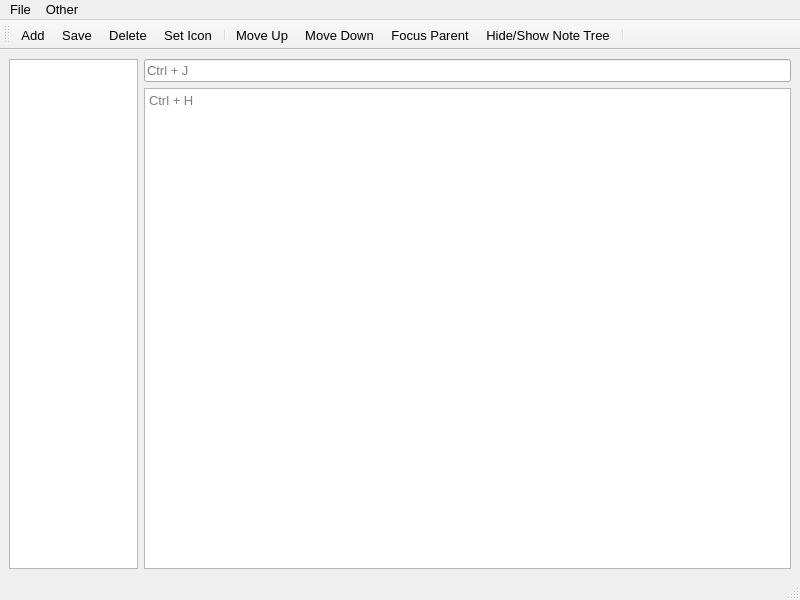
First picture: the form in treenotes.ui, repository UnkindledTwo/TreeNotes, before the edit.
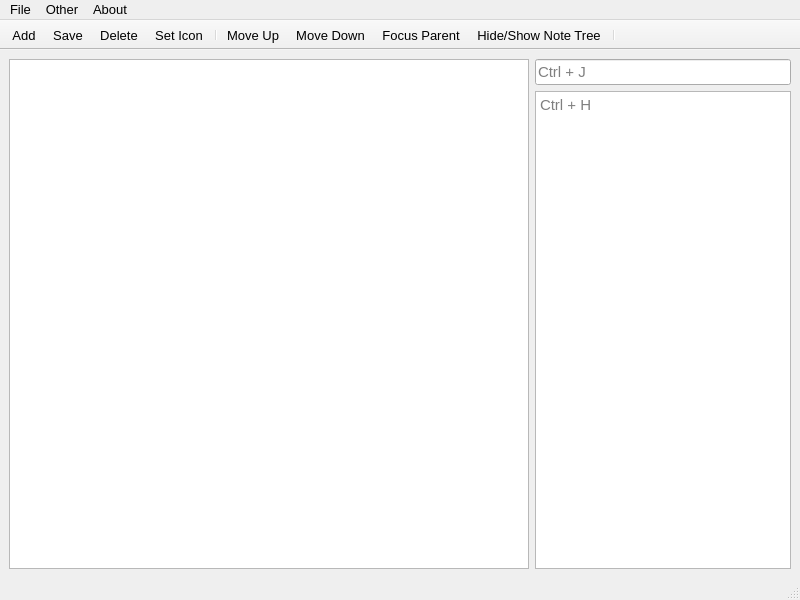
Second picture: the form after the edit. Custom widgets are drawn as their Qt base class.

Diff of the .ui file:
```diff
--- a/treenotes.ui
+++ b/treenotes.ui
@@ -20,9 +20,48 @@
    <string>TreeNotes</string>
   </property>
   <widget class="QWidget" name="centralwidget">
-   <layout class="QGridLayout" name="gridLayout" columnstretch="1,5">
+   <layout class="QGridLayout" name="gridLayout" columnstretch="1,0">
+    <item row="0" column="1">
+     <layout class="QVBoxLayout" name="verticalLayout">
+      <item>
+       <widget class="QLineEdit" name="titleEdit">
+        <property name="font">
+         <font>
+          <family>Segoe UI</family>
+          <pointsize>11</pointsize>
+         </font>
+        </property>
+        <property name="placeholderText">
+         <string>Ctrl + J</string>
+        </property>
+       </widget>
+      </item>
+      <item>
+       <widget class="PlainTextEdit" name="messageEdit">
+        <property name="font">
+         <font>
+          <family>Segoe UI</family>
+          <pointsize>11</pointsize>
+         </font>
+        </property>
+        <property name="textInteractionFlags">
+         <set>Qt::LinksAccessibleByKeyboard|Qt::LinksAccessibleByMouse|Qt::TextBrowserInteraction|Qt::TextEditable|Qt::TextEditorInteraction|Qt::TextSelectableByKeyboard|Qt::TextSelectableByMouse</set>
+        </property>
+        <property name="placeholderText">
+         <string>Ctrl + H</string>
+        </property>
+       </widget>
+      </item>
+     </layout>
+    </item>
     <item row="0" column="0">
      <widget class="QTreeWidget" name="treeWidget">
+      <property name="font">
+       <font>
+        <family>Segoe UI</family>
+        <pointsize>10</pointsize>
+       </font>
+      </property>
       <property name="frameShape">
        <enum>QFrame::StyledPanel</enum>
       </property>
@@ -32,9 +71,27 @@
       <property name="dragDropMode">
        <enum>QAbstractItemView::NoDragDrop</enum>
       </property>
+      <property name="selectionMode">
+       <enum>QAbstractItemView::SingleSelection</enum>
+      </property>
+      <property name="selectionBehavior">
+       <enum>QAbstractItemView::SelectItems</enum>
+      </property>
+      <property name="iconSize">
+       <size>
+        <width>16</width>
+        <height>16</height>
+       </size>
+      </property>
       <property name="indentation">
        <number>10</number>
       </property>
+      <property name="uniformRowHeights">
+       <bool>true</bool>
+      </property>
+      <property name="sortingEnabled">
+       <bool>false</bool>
+      </property>
       <attribute name="headerVisible">
        <bool>false</bool>
       </attribute>
@@ -45,24 +102,6 @@
       </column>
      </widget>
     </item>
-    <item row="0" column="1">
-     <layout class="QVBoxLayout" name="verticalLayout">
-      <item>
-       <widget class="QLineEdit" name="titleEdit">
-        <property name="placeholderText">
-         <string>Ctrl + J</string>
-        </property>
-       </widget>
-      </item>
-      <item>
-       <widget class="QPlainTextEdit" name="messageEdit">
-        <property name="placeholderText">
-         <string>Ctrl + H</string>
-        </property>
-       </widget>
-      </item>
-     </layout>
-    </item>
    </layout>
   </widget>
   <widget class="QMenuBar" name="menubar">
@@ -95,14 +134,27 @@
     <addaction name="actionFocus_Parent"/>
     <addaction name="actionHide_Show_Note_Tree"/>
    </widget>
+   <widget class="QMenu" name="menuAbout">
+    <property name="title">
+     <string>About</string>
+    </property>
+    <addaction name="actionQt"/>
+   </widget>
    <addaction name="menuFile"/>
    <addaction name="menuOther"/>
+   <addaction name="menuAbout"/>
   </widget>
   <widget class="QStatusBar" name="statusbar"/>
   <widget class="QToolBar" name="toolBar">
    <property name="windowTitle">
     <string>toolBar</string>
    </property>
+   <property name="movable">
+    <bool>false</bool>
+   </property>
+   <property name="toolButtonStyle">
+    <enum>Qt::ToolButtonIconOnly</enum>
+   </property>
    <attribute name="toolBarArea">
     <enum>TopToolBarArea</enum>
    </attribute>
@@ -198,6 +250,13 @@
    </property>
   </action>
  </widget>
+ <customwidgets>
+  <customwidget>
+   <class>PlainTextEdit</class>
+   <extends>QPlainTextEdit</extends>
+   <header location="global">plaintextedit.h</header>
+  </customwidget>
+ </customwidgets>
  <resources/>
  <connections/>
 </ui>
```
Left out of the diff: 16 changed lines with no effect on the pictures.
